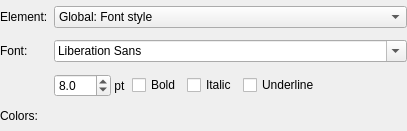
pgmodeler/pgmodeler, file libpgmodeler_ui/ui/appearanceconfigwidget.ui: the form before one commit.
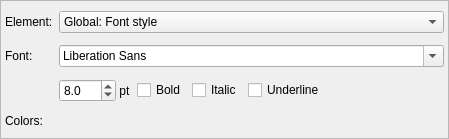
The form after the commit.

```diff
--- a/libpgmodeler_ui/ui/appearanceconfigwidget.ui
+++ b/libpgmodeler_ui/ui/appearanceconfigwidget.ui
@@ -6,8 +6,8 @@
    <rect>
     <x>0</x>
     <y>0</y>
-    <width>407</width>
-    <height>131</height>
+    <width>449</width>
+    <height>139</height>
    </rect>
   </property>
   <property name="windowTitle">
@@ -26,8 +26,26 @@
    <property name="bottomMargin">
     <number>0</number>
    </property>
-   <property name="spacing">
-    <number>6</number>
+   <item row="0" column="0">
+    <widget class="QFrame" name="appearance_frm">
+     <property name="frameShape">
+      <enum>QFrame::StyledPanel</enum>
+     </property>
+     <property name="frameShadow">
+      <enum>QFrame::Raised</enum>
+     </property>
+     <layout class="QGridLayout" name="gridLayout">
+      <property name="leftMargin">
+       <number>4</number>
+      </property>
+      <property name="topMargin">
+       <number>4</number>
+      </property>
+      <property name="rightMargin">
+       <number>4</number>
+      </property>
+      <property name="bottomMargin">
+       <number>4</number>
    </property>
    <item row="0" column="0">
     <widget class="QLabel" name="element_lbl">
@@ -42,7 +60,7 @@
      </property>
     </widget>
    </item>
-   <item row="0" column="2" colspan="4">
+      <item row="0" column="1" colspan="4">
     <widget class="QComboBox" name="element_cmb">
      <item>
       <property name="text">
@@ -299,17 +317,7 @@
      </property>
     </widget>
    </item>
-   <item row="1" column="2" colspan="4">
-    <widget class="QFontComboBox" name="font_cmb">
-     <property name="sizePolicy">
-      <sizepolicy hsizetype="Expanding" vsizetype="Fixed">
-       <horstretch>0</horstretch>
-       <verstretch>0</verstretch>
-      </sizepolicy>
-     </property>
-    </widget>
-   </item>
-   <item row="2" column="2">
+      <item row="2" column="1">
     <layout class="QHBoxLayout" name="horizontalLayout_4">
      <property name="spacing">
       <number>0</number>
@@ -342,7 +350,7 @@
      </item>
     </layout>
    </item>
-   <item row="2" column="3">
+      <item row="2" column="2">
     <widget class="QCheckBox" name="bold_chk">
      <property name="sizePolicy">
       <sizepolicy hsizetype="Fixed" vsizetype="Fixed">
@@ -361,7 +369,7 @@
      </property>
     </widget>
    </item>
-   <item row="2" column="4">
+      <item row="2" column="3">
     <widget class="QCheckBox" name="italic_chk">
      <property name="sizePolicy">
       <sizepolicy hsizetype="Fixed" vsizetype="Fixed">
@@ -380,6 +388,19 @@
      </property>
     </widget>
    </item>
+      <item row="2" column="4">
+       <widget class="QCheckBox" name="underline_chk">
+        <property name="sizePolicy">
+         <sizepolicy hsizetype="Expanding" vsizetype="Fixed">
+          <horstretch>0</horstretch>
+          <verstretch>0</verstretch>
+         </sizepolicy>
+        </property>
+        <property name="text">
+         <string>Underline</string>
+        </property>
+       </widget>
+      </item>
    <item row="3" column="0">
     <widget class="QLabel" name="colors_lbl">
      <property name="sizePolicy">
@@ -393,17 +414,17 @@
      </property>
     </widget>
    </item>
-   <item row="2" column="5">
-    <widget class="QCheckBox" name="underline_chk">
+      <item row="1" column="1" colspan="4">
+       <widget class="QFontComboBox" name="font_cmb">
      <property name="sizePolicy">
       <sizepolicy hsizetype="Expanding" vsizetype="Fixed">
        <horstretch>0</horstretch>
        <verstretch>0</verstretch>
       </sizepolicy>
      </property>
-     <property name="text">
-      <string>Underline</string>
-     </property>
+       </widget>
+      </item>
+     </layout>
     </widget>
    </item>
   </layout>
```
Left out of the diff: 2 changed lines with no effect on the pictures. Lines whose indentation alone changed are shown as unchanged.
